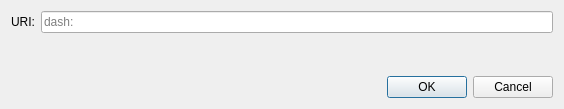
Qt form src/qt/forms/openuridialog.ui (squidicuzz/StakeCubeCoin) before a commit.
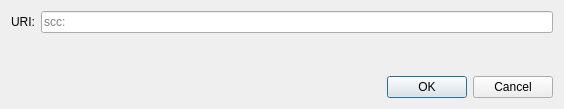
The same form after that commit. Custom widgets are drawn as their Qt base class.

Diff of the .ui file:
```diff
--- a/src/qt/forms/openuridialog.ui
+++ b/src/qt/forms/openuridialog.ui
@@ -26,7 +26,7 @@
      <item>
       <widget class="QValidatedLineEdit" name="uriEdit">
        <property name="placeholderText">
-        <string notr="true">dash:</string>
+        <string notr="true">scc:</string>
        </property>
       </widget>
      </item>
```
